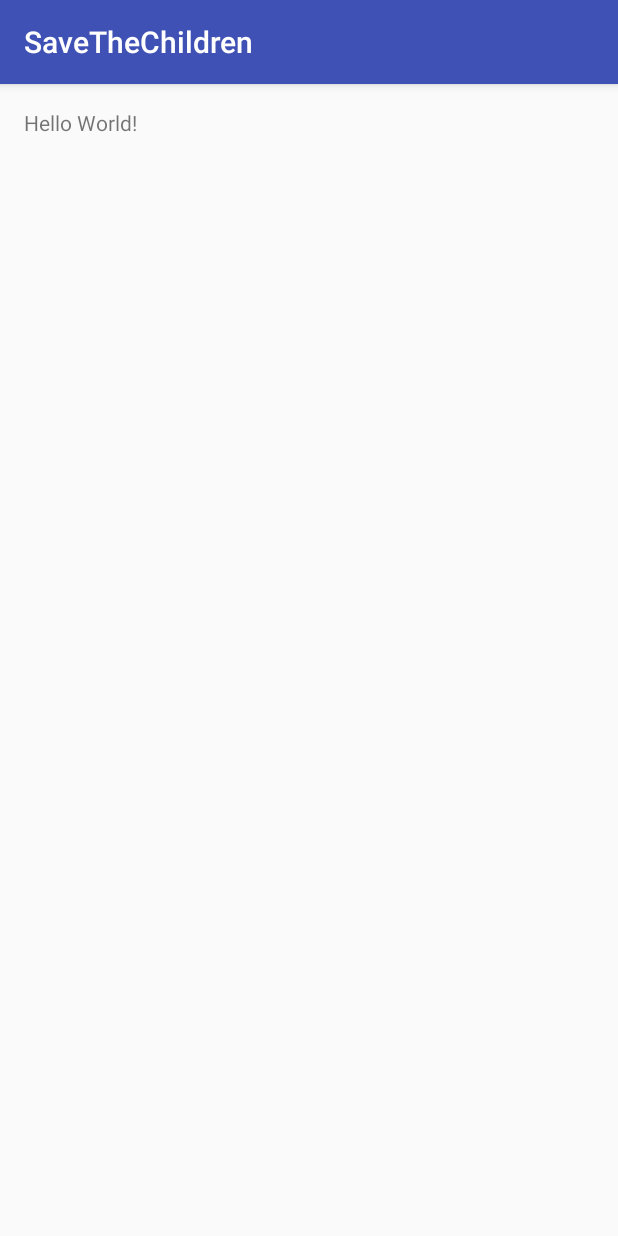
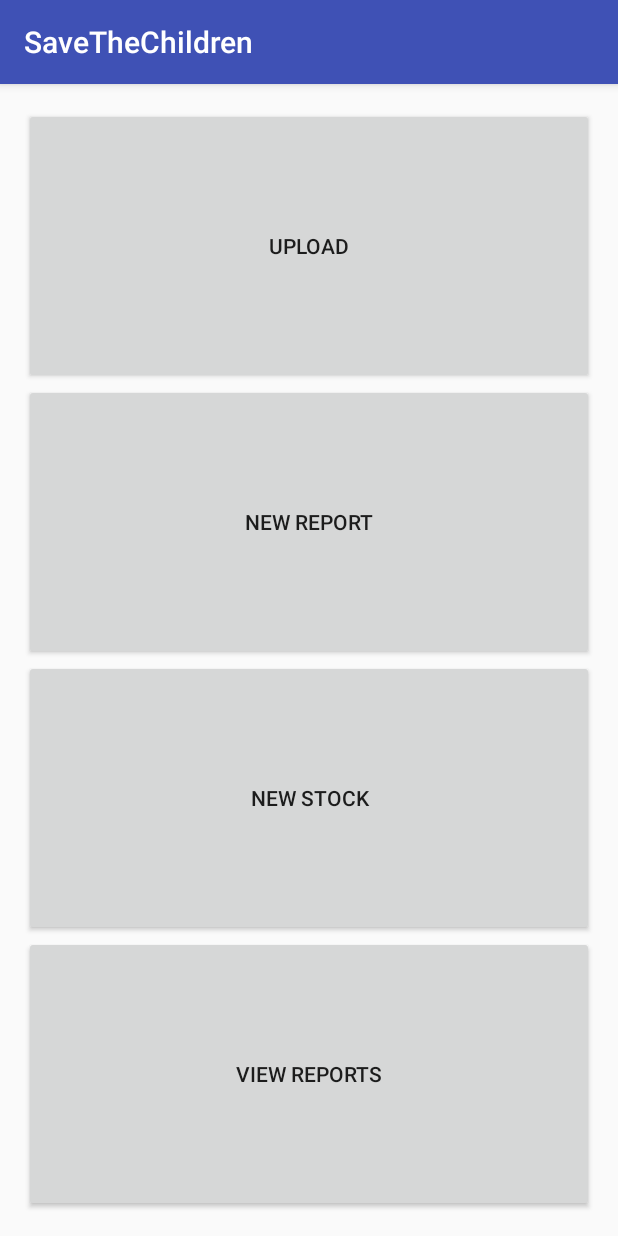
Before and after one commit to Ldn2016/team-15, an Android app: the screen it shows after launch (MainActivity), on a phone screen of 412 x 824 dp. Run offline under Robolectric (Android 15) with nearby library versions, the phone set to English and light mode, and no system bars.

Commit message:
populate main page

```diff
--- a/SaveTheChildren/app/src/main/res/layout/activity_main.xml
+++ b/SaveTheChildren/app/src/main/res/layout/activity_main.xml
@@ -1,17 +1,40 @@
 <?xml version="1.0" encoding="utf-8"?>
-<RelativeLayout xmlns:android="http://schemas.android.com/apk/res/android"
+
+<LinearLayout xmlns:android="http://schemas.android.com/apk/res/android"
     xmlns:tools="http://schemas.android.com/tools"
     android:id="@+id/activity_main"
     android:layout_width="match_parent"
     android:layout_height="match_parent"
-    android:paddingBottom="@dimen/activity_vertical_margin"
-    android:paddingLeft="@dimen/activity_horizontal_margin"
-    android:paddingRight="@dimen/activity_horizontal_margin"
-    android:paddingTop="@dimen/activity_vertical_margin"
+    android:orientation="vertical"
+    android:padding="16dp"
     tools:context="com.cmamreport.savethechildren.MainActivity">
 
-    <TextView
-        android:layout_width="wrap_content"
+    <Button
+        android:id="@+id/upload"
+        android:layout_width="match_parent"
         android:layout_height="wrap_content"
-        android:text="Hello World!" />
-</RelativeLayout>
+        android:text="@string/upload"
+        android:layout_weight="1"
+        android:elevation="0dp" />
+
+    <Button
+        android:id="@+id/newReport"
+        android:layout_width="match_parent"
+        android:layout_height="wrap_content"
+        android:text="@string/new_report"
+        android:layout_weight="1" />
+
+    <Button
+        android:id="@+id/newStock"
+        android:layout_width="match_parent"
+        android:layout_height="wrap_content"
+        android:text="@string/new_stock"
+        android:layout_weight="1" />
+
+    <Button
+        android:id="@+id/viewReports"
+        android:layout_width="match_parent"
+        android:layout_height="wrap_content"
+        android:text="@string/view_reports"
+        android:layout_weight="1" />
+</LinearLayout>
--- a/SaveTheChildren/app/src/main/res/values/strings.xml
+++ b/SaveTheChildren/app/src/main/res/values/strings.xml
@@ -14,4 +14,8 @@
     <string name="permission_rationale">"Contacts permissions are needed for providing email
         completions."
     </string>
+    <string name="upload">Upload</string>
+    <string name="new_report">New Report</string>
+    <string name="new_stock">New Stock</string>
+    <string name="view_reports">View Reports</string>
 </resources>
```
